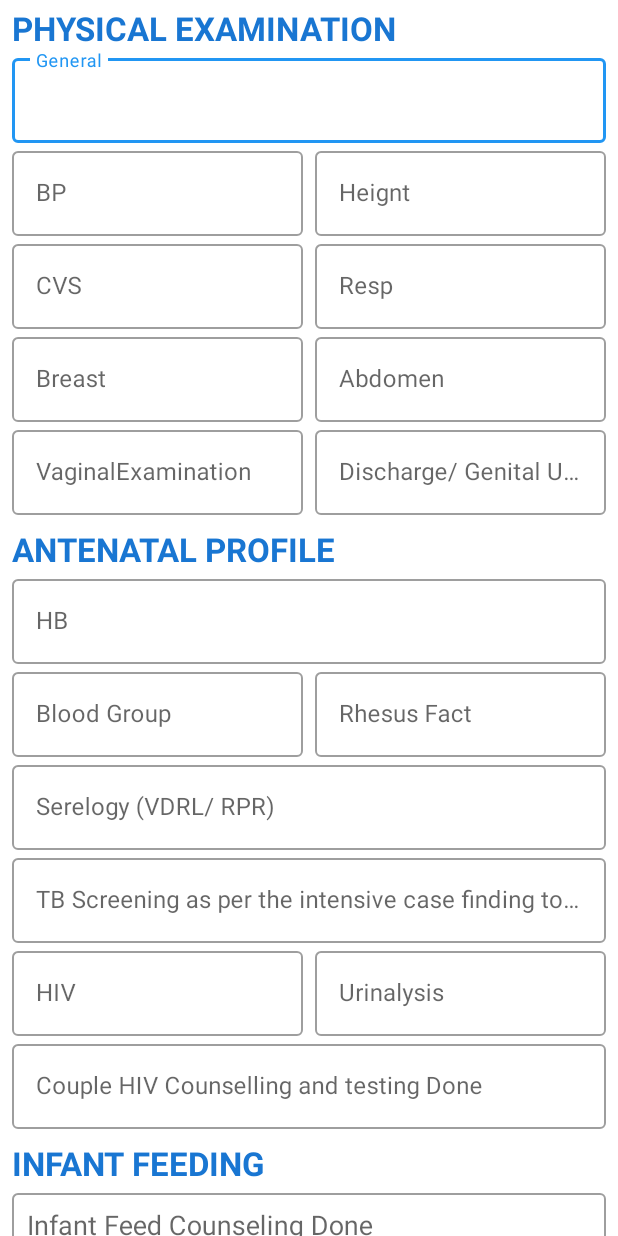
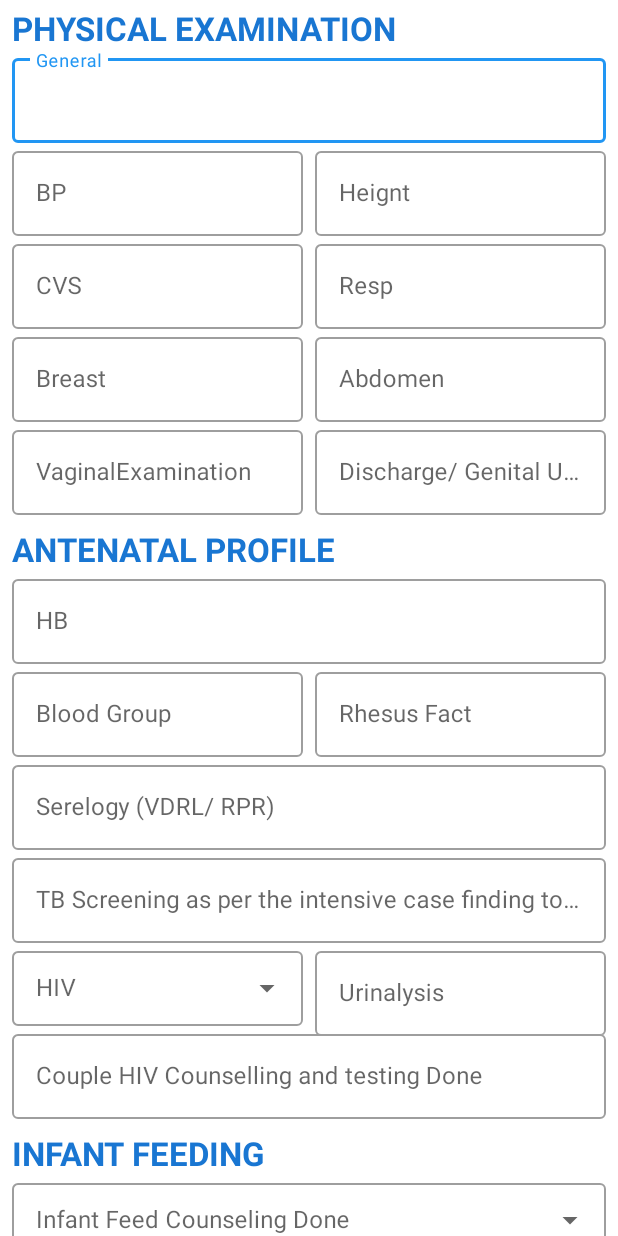
Before and after one commit to polojerry/Linda-Jamii, an Android app: the fragment PhysicalAntenatalFeeding shown on its own in the app's theme, on a phone screen of 412 x 824 dp. Run offline under Robolectric (Android 15) with nearby library versions, the phone set to English and light mode, and no system bars; our stand-ins replace Firebase (no records; nobody signed in at launch, a user with empty details on screens opened directly), data binding.

Commit message:
PhysicalAntenatalFeeding.kt data validation done in PhysicalAntenatalFeedingViewModel.kt

```diff
--- a/app/src/main/java/com/polotechnologies/lindajamii/ui/initialvisit/medicalSurgicalHistory/MedicalSurgicalHistoryFragment.kt
+++ b/app/src/main/java/com/polotechnologies/lindajamii/ui/initialvisit/medicalSurgicalHistory/MedicalSurgicalHistoryFragment.kt
@@ -9,6 +9,7 @@ import android.widget.ArrayAdapter
 import android.widget.Toast
 import androidx.databinding.DataBindingUtil
 import androidx.lifecycle.ViewModelProvider
+import androidx.navigation.fragment.findNavController
 import com.google.firebase.firestore.FirebaseFirestore
 import com.polotechnologies.lindajamii.R
 import com.polotechnologies.lindajamii.databinding.FragmentMedicalSurgicalHistoryBinding
@@ -35,8 +36,9 @@ class MedicalSurgicalHistoryFragment : Fragment() {
         mViewModel = ViewModelProvider(this, factory)[MedicalSurgicalHistoryViewModel::class.java]
 
         mBinding.buttonNextPreviousPregnancy.setOnClickListener {
-            if(mViewModel.isFieldsValid()){
-                Toast.makeText(context!!.applicationContext, "All Valid", Toast.LENGTH_SHORT).show()
+            //For Testing only set to always true
+            if(!mViewModel.isFieldsValid()){
+                findNavController().navigate(R.id.action_medicalSurgicalHistoryFragment_to_physicalAntenatalFeeding)
             }
         }
 
--- a/app/src/main/java/com/polotechnologies/lindajamii/ui/initialvisit/physicalAntenatalFeedingProfile/PhysicalAntenatalFeeding.kt
+++ b/app/src/main/java/com/polotechnologies/lindajamii/ui/initialvisit/physicalAntenatalFeedingProfile/PhysicalAntenatalFeeding.kt
@@ -5,19 +5,69 @@ import androidx.fragment.app.Fragment
 import android.view.LayoutInflater
 import android.view.View
 import android.view.ViewGroup
+import android.widget.ArrayAdapter
+import androidx.databinding.DataBindingUtil
+import androidx.lifecycle.ViewModelProvider
+import androidx.navigation.findNavController
+import androidx.navigation.fragment.findNavController
+import com.google.firebase.firestore.FirebaseFirestore
 import com.polotechnologies.lindajamii.R
+import com.polotechnologies.lindajamii.databinding.FragmentPhysicalAntenatalFeedingBinding
+import com.polotechnologies.lindajamii.ui.initialvisit.medicalSurgicalHistory.MedicalSurgicalHistoryViewModel
+import com.polotechnologies.lindajamii.ui.initialvisit.medicalSurgicalHistory.MedicalSurgicalHistoryViewModelFactory
 
 /**
  *
  */
 class PhysicalAntenatalFeeding : Fragment() {
 
+    private lateinit var mBinding: FragmentPhysicalAntenatalFeedingBinding
+    private lateinit var mViewModel: PhysicalAntenatalFeedingViewModel
+    private  lateinit var mDatabase: FirebaseFirestore
     override fun onCreateView(
         inflater: LayoutInflater, container: ViewGroup?,
         savedInstanceState: Bundle?
     ): View? {
         // Inflate the layout for this fragment
-        return inflater.inflate(R.layout.fragment_physical_antenatal_feeding, container, false)
+        mBinding = DataBindingUtil.inflate(inflater, R.layout.fragment_physical_antenatal_feeding, container, false)
+
+        mDatabase = FirebaseFirestore.getInstance()
+
+        val factory  = PhysicalAntenatalFeedingViewModelFactory(mDatabase, mBinding)
+        mViewModel = ViewModelProvider(this, factory)[PhysicalAntenatalFeedingViewModel::class.java]
+
+        mBinding.buttonFinishInitial.setOnClickListener {
+            //For Testing only set to always true
+            if(mViewModel.isFieldsValid()){
+                activity!!.onBackPressed()
+            }
+        }
+
+
+        setFilledDropDownMenu()
+        return mBinding.root
+    }
+
+    private fun setFilledDropDownMenu() {
+        val yes_no_drop_down = resources.getStringArray(R.array.filled_drop_down_yes_no)
+        val hiv_drop_down = resources.getStringArray(R.array.filled_drop_down_hiv)
+
+        val categoryAdapterYesNo  = ArrayAdapter<String>(
+            context!!.applicationContext,
+            R.layout.layout_dropdown_menu_popup,
+            yes_no_drop_down
+        )
+
+        val categoryAdapterHiv  = ArrayAdapter<String>(
+            context!!.applicationContext,
+            R.layout.layout_dropdown_menu_popup,
+            hiv_drop_down
+        )
+
+        mBinding.textInfantFeedingCouseling.setAdapter(categoryAdapterYesNo)
+        mBinding.textInfantFeedingCouselingBreastfeeding.setAdapter(categoryAdapterYesNo)
+        mBinding.textAntenatalProfileHiv.setAdapter(categoryAdapterHiv)
+
     }
 
 }
--- /dev/null
+++ b/app/src/main/java/com/polotechnologies/lindajamii/ui/initialvisit/physicalAntenatalFeedingProfile/PhysicalAntenatalFeedingViewModelFactory.kt
@@ -0,0 +1,22 @@
+package com.polotechnologies.lindajamii.ui.initialvisit.physicalAntenatalFeedingProfile
+
+import androidx.lifecycle.ViewModel
+import androidx.lifecycle.ViewModelProvider
+import com.google.firebase.firestore.FirebaseFirestore
+import com.polotechnologies.lindajamii.databinding.FragmentMaternalProfileBinding
+import com.polotechnologies.lindajamii.databinding.FragmentMedicalSurgicalHistoryBinding
+import com.polotechnologies.lindajamii.databinding.FragmentPhysicalAntenatalFeedingBinding
+
+class PhysicalAntenatalFeedingViewModelFactory (private val mDatabase: FirebaseFirestore,
+                                                private val mBinding: FragmentPhysicalAntenatalFeedingBinding) : ViewModelProvider.Factory {
+        @Suppress("unchecked_cast")
+        override fun <T : ViewModel?> create(modelClass: Class<T>): T {
+            if (modelClass.isAssignableFrom(PhysicalAntenatalFeedingViewModel::class.java)) {
+                return PhysicalAntenatalFeedingViewModel(
+                    mDatabase,
+                    mBinding
+                ) as T
+            }
+            throw IllegalArgumentException("Unknown ViewModel class")
+        }
+}
--- a/app/src/main/res/layout/fragment_physical_antenatal_feeding.xml
+++ b/app/src/main/res/layout/fragment_physical_antenatal_feeding.xml
@@ -349,7 +349,7 @@
 
                     <com.google.android.material.textfield.TextInputLayout
                         android:id="@+id/text_layout_antenatal_profile_hiv"
-                        style="@style/Theme.LindaJamii.TextInputLayout.Outlined"
+                        style="@style/Theme.LindaJamii.TextInputLayout.Outlined.ExposedDropMenu"
                         android:layout_width="0dp"
                         android:layout_height="wrap_content"
                         android:layout_marginStart="8dp"
@@ -358,12 +358,13 @@
                         app:layout_constraintStart_toStartOf="parent"
                         app:layout_constraintTop_toBottomOf="@+id/text_layout_antenatal_profile_tb_screning">
 
-                        <com.google.android.material.textfield.TextInputEditText
+                        <com.google.android.material.textfield.MaterialAutoCompleteTextView
                             android:id="@+id/text_antenatal_profile_hiv"
                             android:layout_width="match_parent"
-                            android:layout_height="match_parent"
+                            android:layout_height="50dp"
                             android:hint="HIV"
-                            android:inputType="text" />
+                            android:inputType="text"
+                            android:padding="10dp" />
 
                     </com.google.android.material.textfield.TextInputLayout>
 
@@ -433,7 +434,7 @@
 
                     <com.google.android.material.textfield.TextInputLayout
                         android:id="@+id/text_layout_infant_feeding_couseling_done"
-                        style="@style/Theme.LindaJamii.TextInputLayout.Outlined"
+                        style="@style/Theme.LindaJamii.TextInputLayout.Outlined.ExposedDropMenu"
                         android:layout_width="match_parent"
                         android:layout_height="wrap_content"
                         android:layout_marginStart="8dp"
@@ -445,7 +446,7 @@
                         <com.google.android.material.textfield.MaterialAutoCompleteTextView
                             android:id="@+id/text_infant_feeding_couseling"
                             android:layout_width="match_parent"
-                            android:layout_height="match_parent"
+                            android:layout_height="50dp"
                             android:hint="Infant Feed Counseling Done "
                             android:inputType="text"
                             android:padding="10dp" />
@@ -454,7 +455,7 @@
 
                     <com.google.android.material.textfield.TextInputLayout
                         android:id="@+id/text_layout_infant_feeding_couseling_breastfeeding"
-                        style="@style/Theme.LindaJamii.TextInputLayout.Outlined"
+                        style="@style/Theme.LindaJamii.TextInputLayout.Outlined.ExposedDropMenu"
                         android:layout_width="match_parent"
                         android:layout_height="wrap_content"
                         android:layout_marginStart="8dp"
@@ -466,8 +467,8 @@
                         <com.google.android.material.textfield.MaterialAutoCompleteTextView
                             android:id="@+id/text_infant_feeding_couseling_breastfeeding"
                             android:layout_width="match_parent"
-                            android:layout_height="match_parent"
-                            android:hint="Exclusive Breastfeeding Couselling DOne "
+                            android:layout_height="50dp"
+                            android:hint="Exclusive Breastfeeding Couselling Done "
                             android:inputType="text"
                             android:padding="10dp" />
 
--- /dev/null
+++ b/app/src/main/res/values/arrays.xml
@@ -0,0 +1,12 @@
+<?xml version="1.0" encoding="utf-8"?>
+<resources>
+    <string-array name="filled_drop_down_hiv">
+        <item>Reactive</item>
+        <item>Non Reactive</item>
+        <item>Not Tested</item>
+    </string-array>
+    <string-array name="filled_drop_down_yes_no">
+        <item>Yes</item>
+        <item>Yes</item>
+    </string-array>
+</resources>
--- a/app/src/main/res/values/strings.xml
+++ b/app/src/main/res/values/strings.xml
@@ -3,8 +3,4 @@
     <!-- TODO: Remove or change this placeholder text -->
     <string name="hello_blank_fragment">Hello blank fragment</string>
 
-    <string-array name="filled_drop_down_yes_no">
-        <item>Yes</item>
-        <item>Yes</item>
-    </string-array>
 </resources>
```
Also changed, not shown: app/src/main/java/com/polotechnologies/lindajamii/ui/initialvisit/physicalAntenatalFeedingProfile/PhysicalAntenatalFeedingViewModel.kt (added, +177 -0 lines), app/src/main/res/navigation/nav_graph_initial_visit.xml (+12 -0 lines).
